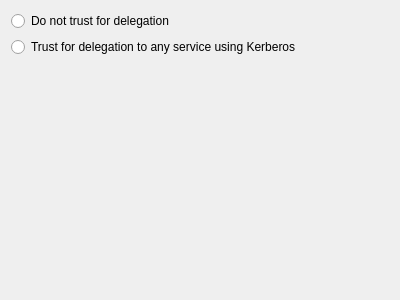
altlinux/admc, file src/admc/tabs/delegation_tab.ui: the form before one commit.
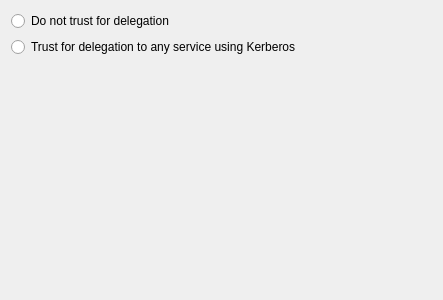
The form after the commit.

```diff
--- a/src/admc/tabs/delegation_tab.ui
+++ b/src/admc/tabs/delegation_tab.ui
@@ -6,7 +6,7 @@
    <rect>
     <x>0</x>
     <y>0</y>
-    <width>400</width>
+    <width>443</width>
     <height>300</height>
    </rect>
   </property>
```
Left out of the diff: 2 changed lines with no effect on the pictures.
